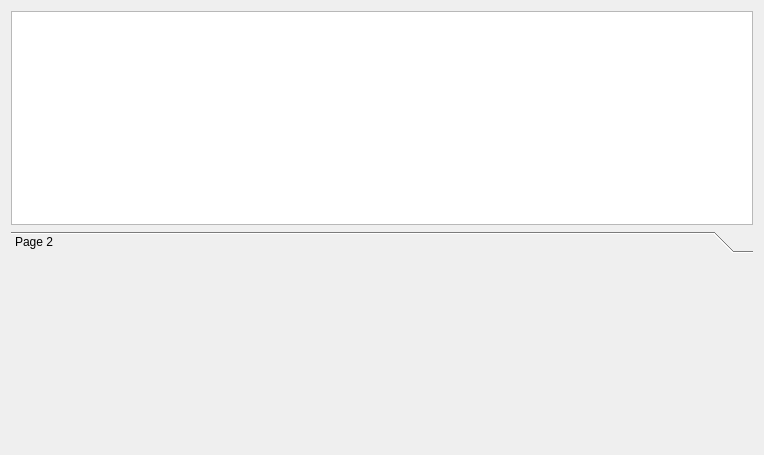
Above: drc/gui/mediationprocessview.ui from lansdon/cpts483_drc before the change. Below: the same form after it.
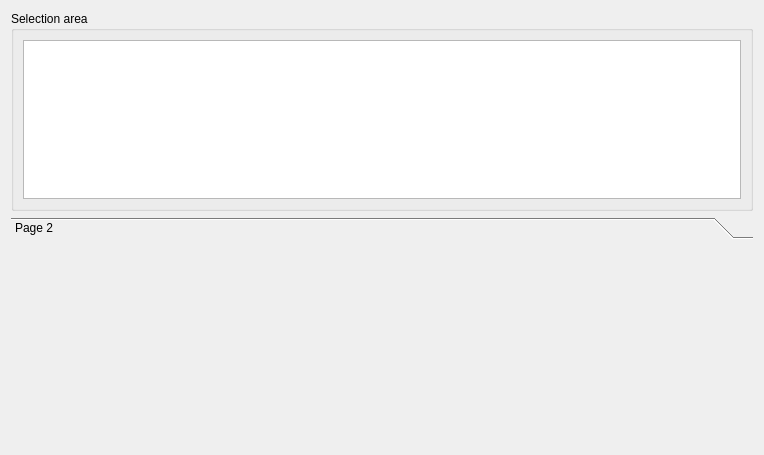
That is the form after the change.

```diff
--- a/drc/gui/mediationprocessview.ui
+++ b/drc/gui/mediationprocessview.ui
@@ -25,11 +25,26 @@
   <property name="windowTitle">
    <string>Form</string>
   </property>
+  <layout class="QVBoxLayout" name="verticalLayout">
+   <item>
+    <widget class="QGroupBox" name="groupBox">
+     <property name="maximumSize">
+      <size>
+       <width>16777215</width>
+       <height>200</height>
+      </size>
+     </property>
+     <property name="title">
+      <string>Selection area</string>
+     </property>
   <layout class="QGridLayout" name="gridLayout">
    <item row="0" column="0">
     <widget class="QTableWidget" name="MediationProcessTableWidget"/>
    </item>
-   <item row="1" column="0">
+     </layout>
+    </widget>
+   </item>
+   <item>
     <widget class="QToolBox" name="MediationProcessToolBox">
      <property name="currentIndex">
       <number>0</number>
@@ -40,7 +55,7 @@
         <x>0</x>
         <y>0</y>
         <width>746</width>
-        <height>188</height>
+        <height>204</height>
        </rect>
       </property>
       <attribute name="label">
```
Lines whose indentation alone changed are shown as unchanged.
